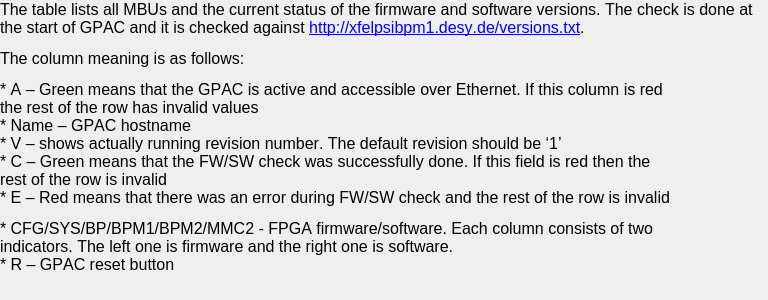
paulscherrerinstitute/exfel_epics_panels, file App/config/qt/XFEL_FW_SW_HELP.ui: the form before one commit.
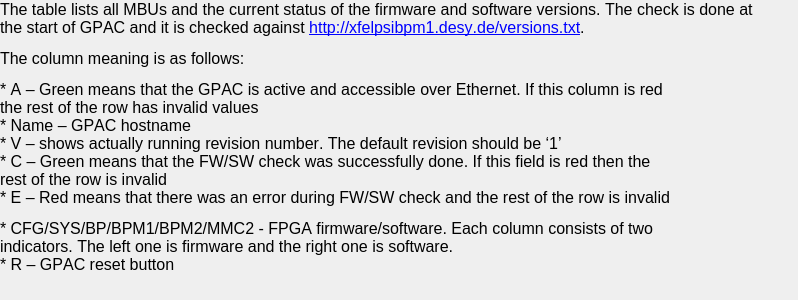
The form after the commit. Custom widgets are drawn as their Qt base class.

Commit message: FW/SW version help

The edit to the form file:
```diff
--- a/App/config/qt/XFEL_FW_SW_HELP.ui
+++ b/App/config/qt/XFEL_FW_SW_HELP.ui
@@ -6,7 +6,7 @@
    <rect>
     <x>0</x>
     <y>0</y>
-    <width>768</width>
+    <width>798</width>
     <height>300</height>
    </rect>
   </property>
@@ -51,6 +51,18 @@
      <height>321</height>
     </rect>
    </property>
+   <property name="sizePolicy">
+    <sizepolicy hsizetype="Expanding" vsizetype="Expanding">
+     <horstretch>0</horstretch>
+     <verstretch>0</verstretch>
+    </sizepolicy>
+   </property>
+   <property name="minimumSize">
+    <size>
+     <width>771</width>
+     <height>321</height>
+    </size>
+   </property>
    <property name="font">
     <font>
      <pointsize>12</pointsize>
```
